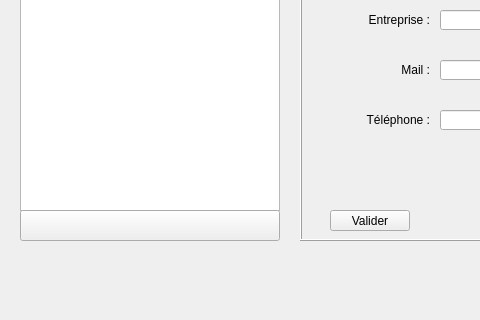
Above: CDAA-R/IHM/mainwindow.ui from samlach2222/ProjetCDAA-R before the change; both pictures show x 0 to 480 and y 280 to 600 of the 800 by 600 pixel window. Below: the same form after it.
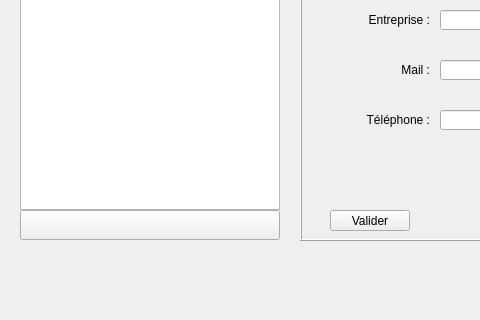
That is the form after the change. Icons and pictures are not drawn.

```diff
--- a/CDAA-R/IHM/mainwindow.ui
+++ b/CDAA-R/IHM/mainwindow.ui
@@ -24,7 +24,7 @@
       <x>20</x>
       <y>50</y>
       <width>260</width>
-      <height>441</height>
+      <height>440</height>
      </rect>
     </property>
    </widget>
@@ -44,7 +44,7 @@
       <x>20</x>
       <y>490</y>
       <width>260</width>
-      <height>31</height>
+      <height>30</height>
      </rect>
     </property>
     <property name="text">
```
